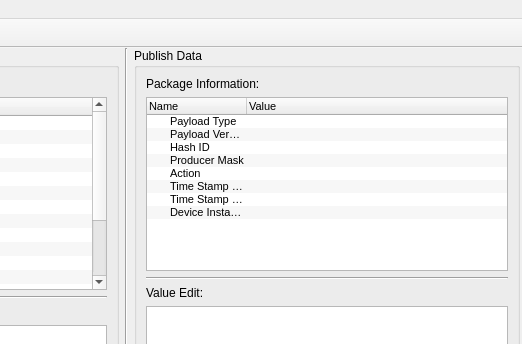
Before: the Qt Designer form simulator/uiform/SimulatorUI.ui in zhanddkk/mqtt-utility, drawn with Qt 5; both pictures show x 502 to 1024 and y 0 to 344 of the 1024 by 768 pixel window.
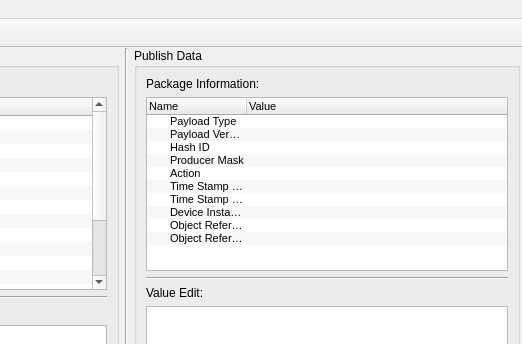
After: the same form once the commit is applied. Icons and pictures are not drawn.

```diff
--- a/simulator/uiform/SimulatorUI.ui
+++ b/simulator/uiform/SimulatorUI.ui
@@ -329,6 +329,16 @@
              <string/>
             </property>
            </item>
+           <item>
+            <property name="text">
+             <string>Object Reference type</string>
+            </property>
+           </item>
+           <item>
+            <property name="text">
+             <string>Object Reference value</string>
+            </property>
+           </item>
           </widget>
          </item>
          <item row="8" column="2">
```
Left out of the diff: 6 changed lines with no effect on the pictures.
